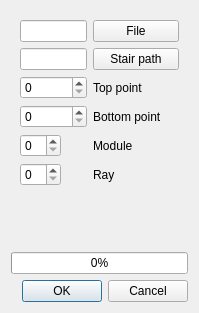
vtyulb/BSA-Analytics, file src/rotationmeasure.ui: the form before one commit.
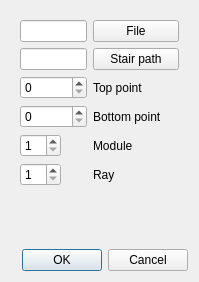
The form after the commit.

Commit message: global progress bar

```diff
--- a/src/rotationmeasure.ui
+++ b/src/rotationmeasure.ui
@@ -7,7 +7,7 @@
     <x>0</x>
     <y>0</y>
     <width>199</width>
-    <height>313</height>
+    <height>282</height>
    </rect>
   </property>
   <property name="windowTitle">
@@ -66,7 +66,11 @@
        </widget>
       </item>
       <item row="4" column="0">
-       <widget class="QSpinBox" name="module"/>
+       <widget class="QSpinBox" name="module">
+        <property name="minimum">
+         <number>1</number>
+        </property>
+       </widget>
       </item>
       <item row="4" column="1">
        <widget class="QLabel" name="label_3">
@@ -76,7 +80,11 @@
        </widget>
       </item>
       <item row="5" column="0">
-       <widget class="QSpinBox" name="ray"/>
+       <widget class="QSpinBox" name="ray">
+        <property name="minimum">
+         <number>1</number>
+        </property>
+       </widget>
       </item>
       <item row="5" column="1">
        <widget class="QLabel" name="label_4">
@@ -88,13 +96,6 @@
      </layout>
     </widget>
    </item>
-   <item>
-    <widget class="QProgressBar" name="progressBar">
-     <property name="value">
-      <number>0</number>
-     </property>
-    </widget>
-   </item>
    <item>
     <widget class="QDialogButtonBox" name="buttonBox">
      <property name="orientation">
```
Left out of the diff: 3 changed lines with no effect on the pictures. The commit also changes 4 other files.
